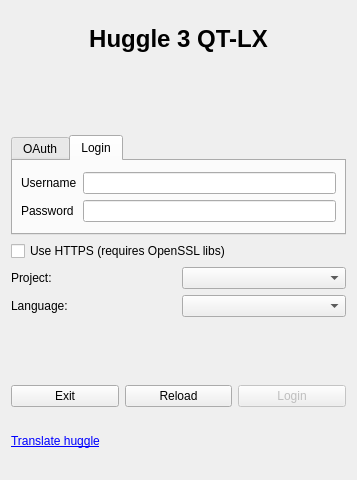
First picture: the form in huggle/login.ui, repository huggle/huggle3-qt-lx, before the edit.
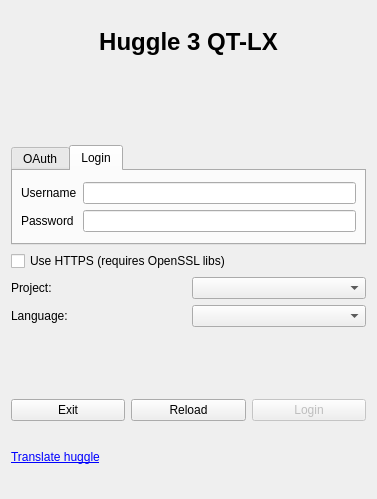
Second picture: the form after the edit. The open tabs and pages were chosen to show the change. Icons and pictures are not drawn.

Commit message: default login screen should not be oauth

```diff
--- a/huggle/login.ui
+++ b/huggle/login.ui
@@ -6,8 +6,8 @@
    <rect>
     <x>0</x>
     <y>0</y>
-    <width>357</width>
-    <height>480</height>
+    <width>377</width>
+    <height>499</height>
    </rect>
   </property>
   <property name="sizePolicy">
```
Left out of the diff: 2 changed lines with no effect on the pictures.
